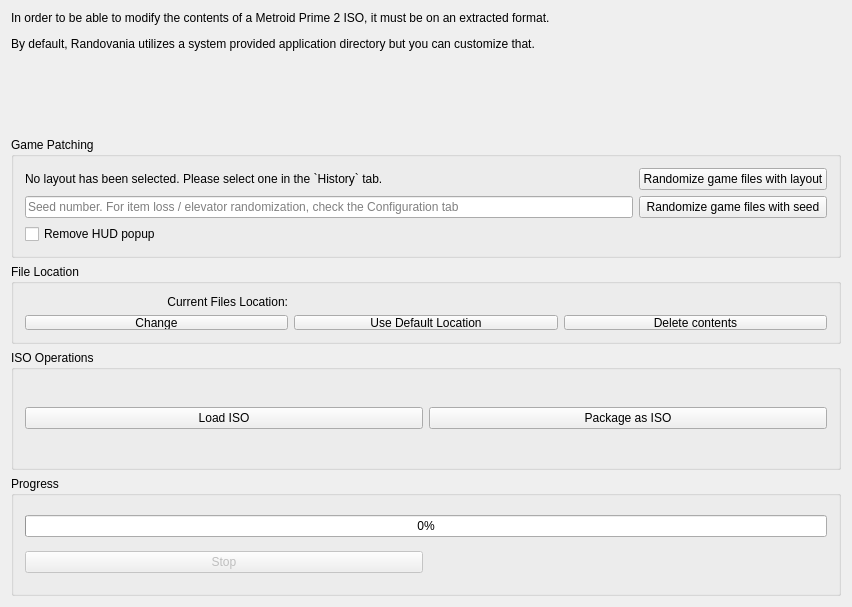
Above: randovania/gui/iso_management_window.ui from randovania/randovania before the change. Below: the same form after it.
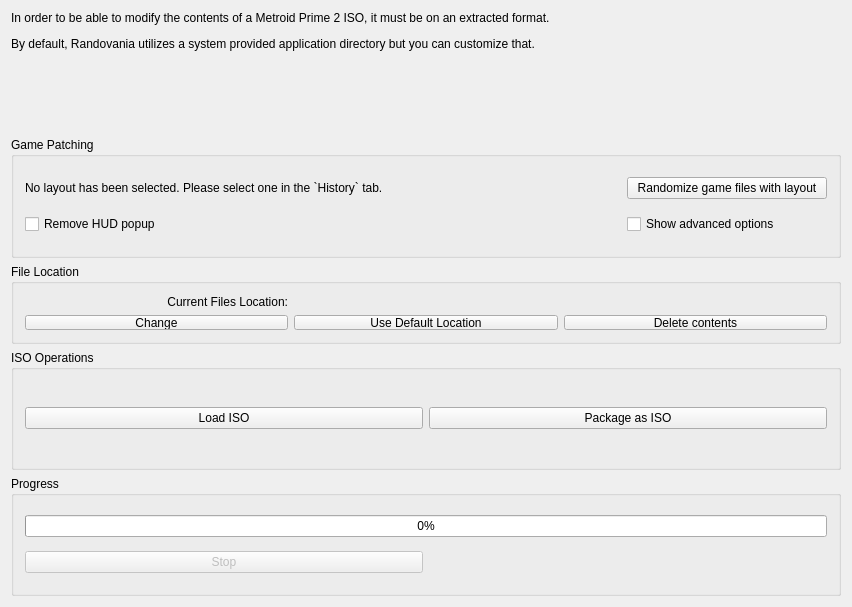
That is the form after the change.

Commit message: Add advanced options toggle to iso management

```diff
--- a/randovania/gui/iso_management_window.ui
+++ b/randovania/gui/iso_management_window.ui
@@ -194,35 +194,18 @@
        </item>
        <item row="0" column="1">
         <widget class="QPushButton" name="apply_layout_button">
+         <property name="maximumSize">
+          <size>
+           <width>200</width>
+           <height>16777215</height>
+          </size>
+         </property>
          <property name="text">
           <string>Randomize game files with layout</string>
          </property>
         </widget>
        </item>
        <item row="1" column="0">
-        <widget class="QLineEdit" name="current_seed_edit">
-         <property name="maximumSize">
-          <size>
-           <width>16777215</width>
-           <height>16777215</height>
-          </size>
-         </property>
-         <property name="inputMethodHints">
-          <set>Qt::ImhDigitsOnly|Qt::ImhPreferNumbers</set>
-         </property>
-         <property name="placeholderText">
-          <string>Seed number. For item loss / elevator randomization, check the Configuration tab</string>
-         </property>
-        </widget>
-       </item>
-       <item row="1" column="1">
-        <widget class="QPushButton" name="apply_seed_button">
-         <property name="text">
-          <string>Randomize game files with seed</string>
-         </property>
-        </widget>
-       </item>
-       <item row="2" column="0">
         <widget class="QCheckBox" name="remove_hud_popup">
          <property name="toolTip">
           <string>The &quot;HUD Popup&quot; is the popup that appears after you collect an item</string>
@@ -232,6 +215,13 @@
          </property>
         </widget>
        </item>
+       <item row="1" column="1">
+        <widget class="QCheckBox" name="show_advanced_options_check">
+         <property name="text">
+          <string>Show advanced options</string>
+         </property>
+        </widget>
+       </item>
       </layout>
      </widget>
     </item>
```
Left out of the diff: 4 changed lines with no effect on the pictures. The commit also changes 4 other files.
